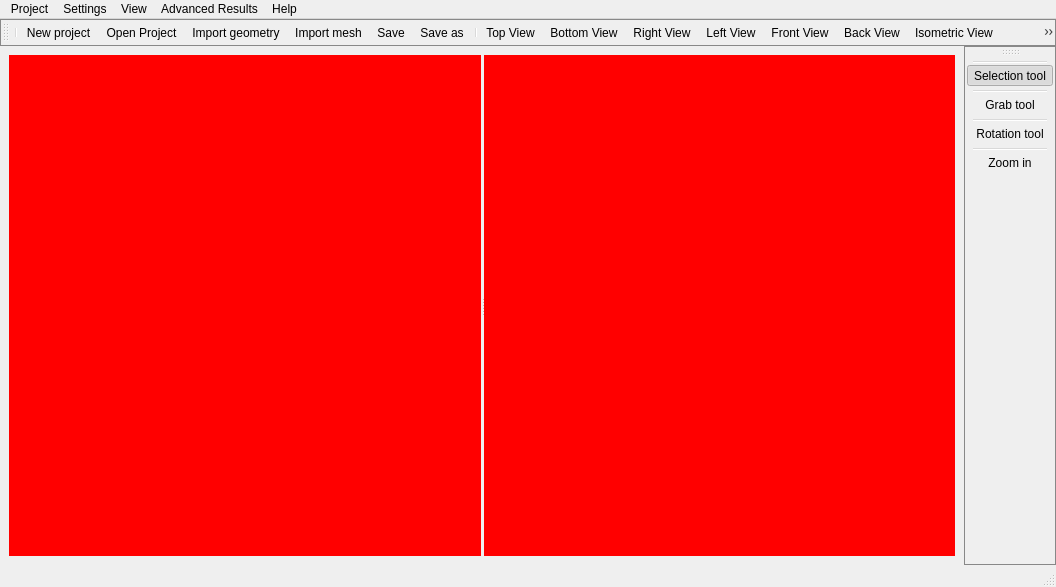
Before: the Qt Designer form vibra/interface/data/ui_files/main_window.ui in MOPT-UFSC/VIBRA, drawn with Qt 5.
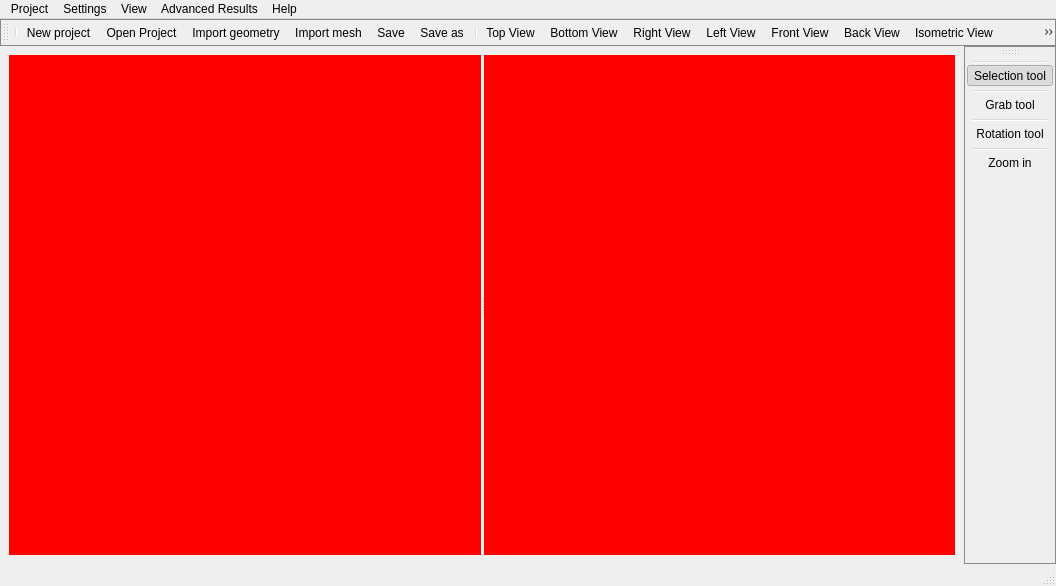
After: the same form once the commit is applied. Icons and pictures are not drawn.

```diff
--- a/vibra/interface/data/ui_files/main_window.ui
+++ b/vibra/interface/data/ui_files/main_window.ui
@@ -7,7 +7,7 @@
     <x>0</x>
     <y>0</y>
     <width>1056</width>
-    <height>587</height>
+    <height>586</height>
    </rect>
   </property>
   <property name="windowTitle">
```
Left out of the diff: 5 changed lines with no effect on the pictures.
